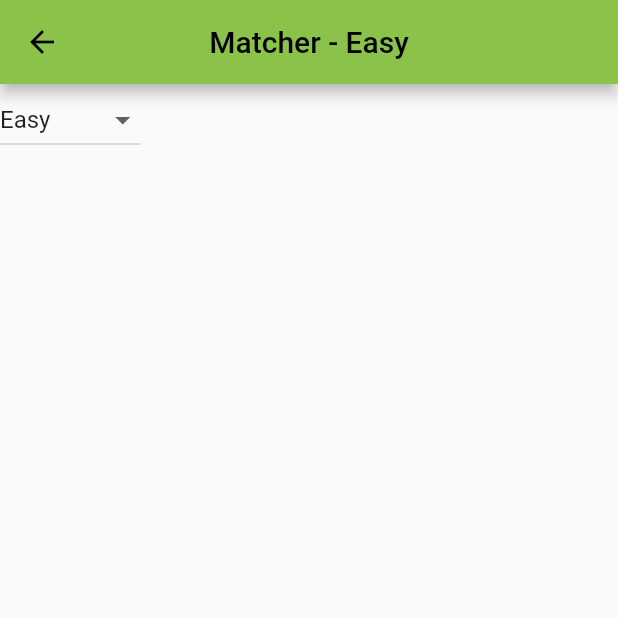
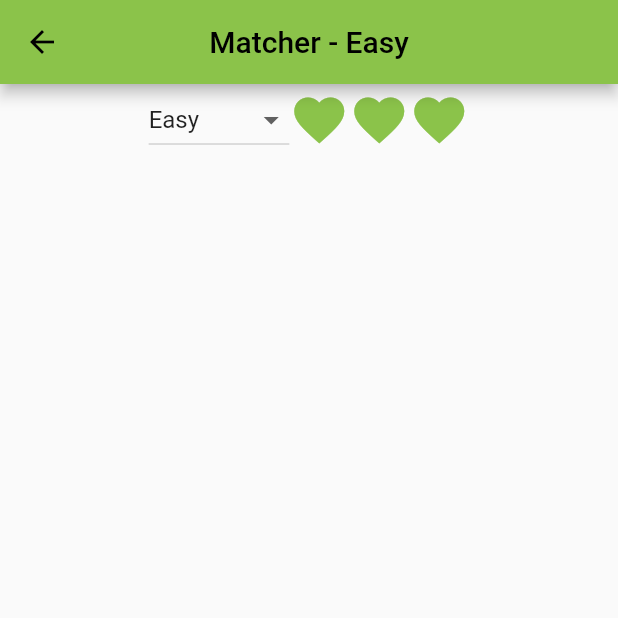
Before and after one commit to pigilwin/memory_game, a Flutter app: the screen it shows after launch, after a tap on "Matcher", on a phone screen of 412 x 824 dp, the top half of it. Run offline on Flutter 3.47's test engine with Material 2 defaults, Android fonts, the light colour scheme and no system bars; our stand-ins replace bloc, equatable, flutter_bloc.

Commit message:
Adding life display to the top of the page

```diff
--- a/lib/matcher/bloc/matcher_bloc.dart
+++ b/lib/matcher/bloc/matcher_bloc.dart
@@ -17,7 +17,14 @@ class MatcherBloc extends Bloc<MatcherEvent, MatcherState> {
         items.add(const MatcherItem(color: Colors.red, found: false, x: 0, y: 0));
       }
 
-      emit(ActiveGame(difficulty: event.difficulty, items: items));
+      final maxLives = difficultyLives[event.difficulty]!;
+
+      emit(ActiveGame(
+        difficulty: event.difficulty,
+        items: items,
+        maxLives: maxLives,
+        lives: maxLives
+      ));
     });
   }
 }
--- a/lib/matcher/bloc/matcher_state.dart
+++ b/lib/matcher/bloc/matcher_state.dart
@@ -8,6 +8,14 @@ const difficultyMatchers = {
   Difficulty.medium: 'Medium',
   Difficulty.hard: 'Hard',
   Difficulty.veryHard: 'Very Hard'
+};
+
+const difficultyLives = {
+  Difficulty.veryEasy: 2,
+  Difficulty.easy: 3,
+  Difficulty.medium: 4,
+  Difficulty.hard: 3,
+  Difficulty.veryHard: 3
 };
 
 abstract class MatcherState extends Equatable {
@@ -25,12 +33,16 @@ class ActiveGame extends MatcherState {
 
   final List<MatcherItem> items;
   final Difficulty difficulty;
+  final int lives;
+  final int maxLives;
 
   const ActiveGame({
     required this.difficulty,
-    required this.items
+    required this.items,
+    required this.lives,
+    required this.maxLives
   });
 
   @override
-  List<Object> get props => [items, difficulty];
+  List<Object> get props => [items, difficulty, lives, maxLives];
 }
--- /dev/null
+++ b/lib/matcher/components/life_display.dart
@@ -0,0 +1,43 @@
+import 'package:flutter/material.dart';
+
+class LifeDisplay extends StatelessWidget {
+
+  const LifeDisplay({
+    required Key key,
+    required this.lifeCount,
+    required this.lives,
+    required this.size
+  }): super(key: key);
+
+  final int lives;
+  final int lifeCount;
+  final double size;
+
+  @override
+  Widget build(BuildContext context) {
+    return Material(
+      color: Colors.transparent,
+      child: Wrap(
+        alignment: WrapAlignment.start,
+        spacing: 0.0,
+        children: List.generate(lives, (int index) => _buildIcon(context, index)),
+      ),
+    );
+  }
+
+  Widget _buildIcon(BuildContext context, int index) {
+    final color = Theme.of(context).primaryColor;
+
+    if (index >= lifeCount) {
+      return Icon(Icons.favorite_border,
+        color: color,
+        size: size,
+      );
+    }
+
+    return Icon(Icons.favorite,
+      color: color,
+      size: size,
+    );
+  }
+}
--- a/lib/matcher/features/matcher_board.dart
+++ b/lib/matcher/features/matcher_board.dart
@@ -1,6 +1,7 @@
 import 'package:flutter/material.dart';
 import 'package:memory_game/matcher/bloc/matcher_bloc.dart';
 import 'package:flutter_bloc/flutter_bloc.dart';
+import 'package:memory_game/matcher/components/life_display.dart';
 
 class MatcherBoard extends StatefulWidget {
   const MatcherBoard({Key? key}) : super(key: key);
@@ -33,7 +34,7 @@ class MatcherBoardState extends State<MatcherBoard> {
             body: Column(
               crossAxisAlignment: CrossAxisAlignment.center,
               children: [
-                generateControls(state.difficulty),
+                generateControls(state),
                 generateGrid(state)
               ],
             ),
@@ -44,7 +45,7 @@ class MatcherBoardState extends State<MatcherBoard> {
     );
   }
 
-  Widget generateControls(Difficulty difficulty)
+  Widget generateControls(ActiveGame state)
   {
     final dropDownMenuItems = <DropdownMenuItem<Difficulty>>[];
     difficultyMatchers.forEach((dificulty, dificultyText) {
@@ -54,15 +55,27 @@ class MatcherBoardState extends State<MatcherBoard> {
       ));
     });
 
-    return DropdownButton(
+    return Row(
+      mainAxisAlignment: MainAxisAlignment.center,
+      crossAxisAlignment: CrossAxisAlignment.center,
+      children: [
+        DropdownButton(
           items: dropDownMenuItems,
-      value: difficulty,
+          value: state.difficulty,
           onChanged: (Difficulty? v) {
             if (v == null) {
               return;
             }
             matcherBloc.add(InitialiseMatcherGameEvent(v));
           },
+        ),
+        LifeDisplay(
+          key: const Key('life-display'),
+          lifeCount: state.lives,
+          lives: state.maxLives,
+          size: 40
+        )
+      ],
     );
   }
 
```
Lines whose indentation alone changed are shown as unchanged.
